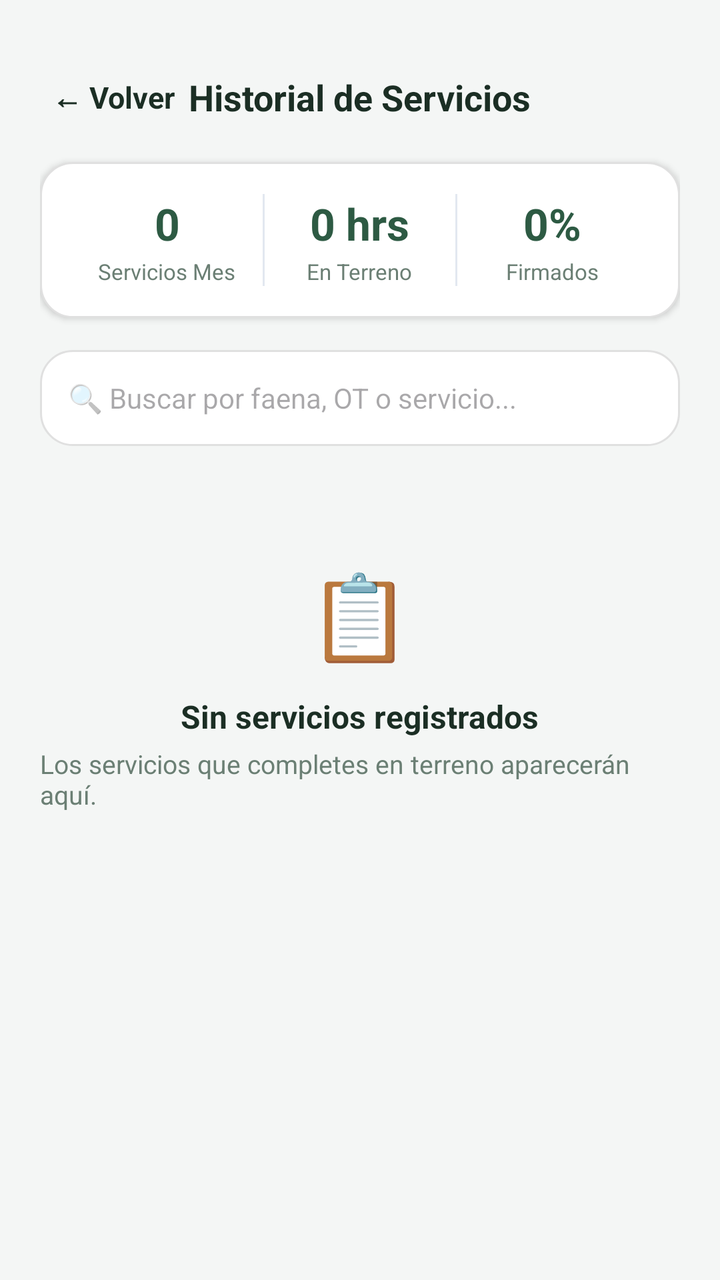
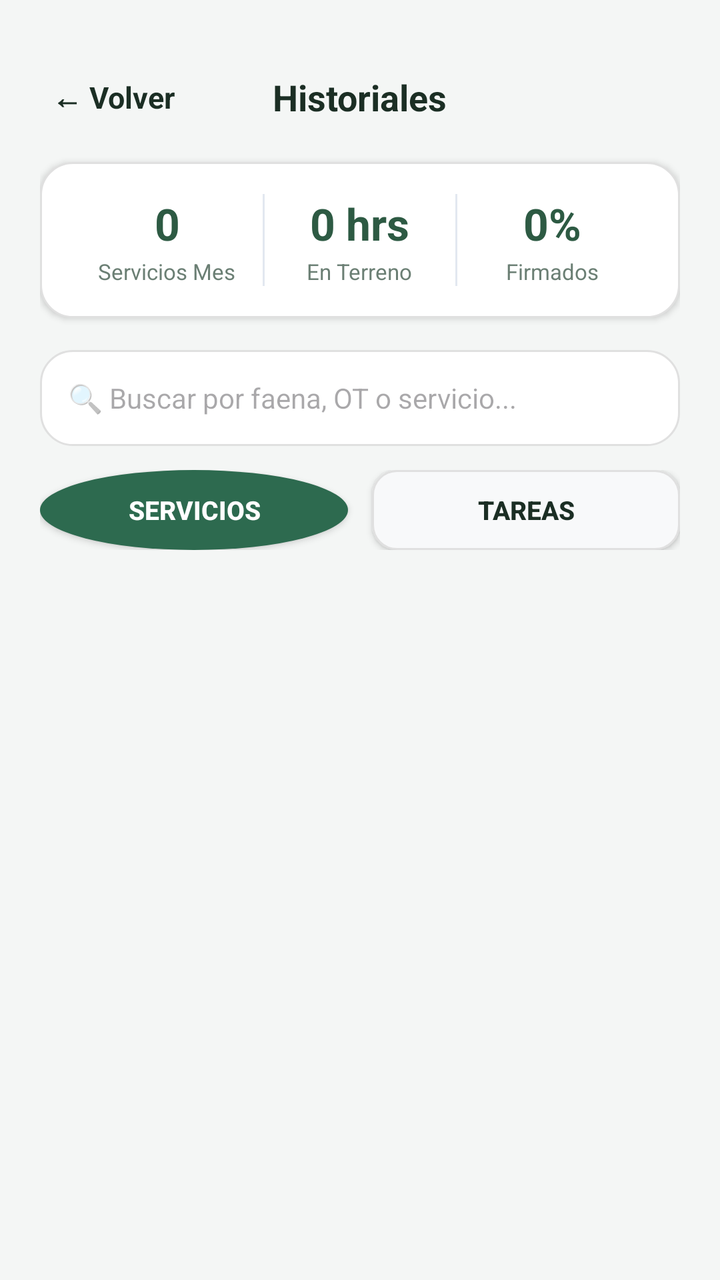

The first picture is an Android layout as it rendered before a commit; the second is the same layout after the commit. The layout source and the unified diff follow.
<!-- AndroidManifest.xml: application theme Theme.DesiertoTarapaca -->
<!-- res/layout/activity_historial.xml -->
<?xml version="1.0" encoding="utf-8"?>
<LinearLayout xmlns:android="http://schemas.android.com/apk/res/android"
    android:layout_width="match_parent"
    android:layout_height="match_parent"
    android:background="#F4F6F5"
    android:orientation="vertical"
    android:paddingHorizontal="20dp"
    android:paddingTop="32dp"
    android:paddingBottom="16dp">

    <RelativeLayout
        android:layout_width="match_parent"
        android:layout_height="wrap_content"
        android:layout_marginBottom="16dp">

        <TextView
            android:id="@+id/btnVolverHistorial"
            android:layout_width="wrap_content"
            android:layout_height="wrap_content"
            android:layout_alignParentStart="true"
            android:layout_centerVertical="true"
            android:padding="6dp"
            android:text="← Volver"
            android:textColor="@color/text_main"
            android:textSize="15sp"
            android:textStyle="bold" />

        <TextView
            android:layout_width="wrap_content"
            android:layout_height="wrap_content"
            android:layout_centerInParent="true"
            android:text="Historial de Servicios"
            android:textColor="@color/text_main"
            android:textSize="18sp"
            android:textStyle="bold" />
    </RelativeLayout>

    <LinearLayout
        android:layout_width="match_parent"
        android:layout_height="wrap_content"
        android:layout_marginBottom="16dp"
        android:background="@drawable/bg_white_card"
        android:elevation="2dp"
        android:orientation="horizontal"
        android:padding="16dp">

        <LinearLayout
            android:layout_width="0dp"
            android:layout_height="wrap_content"
            android:layout_weight="1"
            android:gravity="center"
            android:orientation="vertical">

            <TextView
                android:id="@+id/tvTotalServiciosMes"
                android:layout_width="wrap_content"
                android:layout_height="wrap_content"
                android:text="0"
                android:textColor="#2D5A43"
                android:textSize="22sp"
                android:textStyle="bold" />

            <TextView
                android:layout_width="wrap_content"
                android:layout_height="wrap_content"
                android:layout_marginTop="2dp"
                android:text="Servicios Mes"
                android:textColor="@color/text_muted"
                android:textSize="11sp" />
        </LinearLayout>

        <View
            android:layout_width="1dp"
            android:layout_height="match_parent"
            android:background="#E2E8F0" />

        <LinearLayout
            android:layout_width="0dp"
            android:layout_height="wrap_content"
            android:layout_weight="1"
            android:gravity="center"
            android:orientation="vertical">

            <TextView
                android:id="@+id/tvHorasTerreno"
                android:layout_width="wrap_content"
                android:layout_height="wrap_content"
                android:text="0 hrs"
                android:textColor="#2D5A43"
                android:textSize="22sp"
                android:textStyle="bold" />

            <TextView
                android:layout_width="wrap_content"
                android:layout_height="wrap_content"
                android:layout_marginTop="2dp"
                android:text="En Terreno"
                android:textColor="@color/text_muted"
                android:textSize="11sp" />
        </LinearLayout>

        <View
            android:layout_width="1dp"
            android:layout_height="match_parent"
            android:background="#E2E8F0" />

        <LinearLayout
            android:layout_width="0dp"
            android:layout_height="wrap_content"
            android:layout_weight="1"
            android:gravity="center"
            android:orientation="vertical">

            <TextView
                android:id="@+id/tvPorcentajeFirmados"
                android:layout_width="wrap_content"
                android:layout_height="wrap_content"
                android:text="0%"
                android:textColor="#2D5A43"
                android:textSize="22sp"
                android:textStyle="bold" />

            <TextView
                android:layout_width="wrap_content"
                android:layout_height="wrap_content"
                android:layout_marginTop="2dp"
                android:text="Firmados"
                android:textColor="@color/text_muted"
                android:textSize="11sp" />
        </LinearLayout>
    </LinearLayout>

    <EditText
        android:id="@+id/etBuscadorHistorial"
        android:layout_width="match_parent"
        android:layout_height="48dp"
        android:layout_marginBottom="16dp"
        android:background="@drawable/bg_white_card"
        android:hint="🔍 Buscar por faena, OT o servicio..."
        android:inputType="text"
        android:paddingHorizontal="14dp"
        android:textColor="@color/text_main"
        android:textSize="14sp" />

    <LinearLayout
        android:id="@+id/layoutEstadoVacio"
        android:layout_width="match_parent"
        android:layout_height="wrap_content"
        android:layout_marginTop="40dp"
        android:gravity="center"
        android:orientation="vertical"
        android:visibility="visible">

        <TextView
            android:layout_width="wrap_content"
            android:layout_height="wrap_content"
            android:text="📋"
            android:textSize="42sp" />

        <TextView
            android:layout_width="wrap_content"
            android:layout_height="wrap_content"
            android:layout_marginTop="12dp"
            android:text="Sin servicios registrados"
            android:textColor="@color/text_main"
            android:textSize="16sp"
            android:textStyle="bold" />

        <TextView
            android:layout_width="wrap_content"
            android:layout_height="wrap_content"
            android:layout_marginTop="4dp"
            android:text="Los servicios que completes en terreno aparecerán aquí."
            android:textColor="@color/text_muted"
            android:textSize="13sp" />
    </LinearLayout>


    <ScrollView
        android:layout_width="match_parent"
        android:layout_height="match_parent"
        android:fillViewport="true">

        <LinearLayout
            android:id="@+id/contenedorHistorial"
            android:layout_width="match_parent"
            android:layout_height="wrap_content"
            android:orientation="vertical" />
    </ScrollView>

</LinearLayout>
<!-- resources referenced by this layout -->
<resources>
  <color name="text_main">#1B2E24</color>
  <color name="text_muted">#6B7F74</color>
  <!-- drawable bg_white_card (drawable) -->
  <?xml version="1.0" encoding="utf-8"?>
  <shape xmlns:android="http://schemas.android.com/apk/res/android"
      android:shape="rectangle">
      <solid android:color="@color/card_white" />
      <stroke android:width="1dp" android:color="@color/border_light" />
      <corners android:radius="16dp" />
  </shape>
  <style name="Theme.DesiertoTarapaca" parent="Base.Theme.DesiertoTarapaca" />
  <color name="card_white">#FFFFFF</color>
  <color name="border_light">#E0E0E0</color>
  <style name="Base.Theme.DesiertoTarapaca" parent="Theme.Material3.DayNight.NoActionBar">
          
          
      </style>
</resources>

<!-- the commit's change to res/layout/activity_historial.xml (unified diff, before → after) -->
@@ -29,7 +29,7 @@
             android:layout_width="wrap_content"
             android:layout_height="wrap_content"
             android:layout_centerInParent="true"
-            android:text="Historial de Servicios"
+            android:text="Historiales"
             android:textColor="@color/text_main"
             android:textSize="18sp"
             android:textStyle="bold" />
@@ -134,7 +134,7 @@
         android:id="@+id/etBuscadorHistorial"
         android:layout_width="match_parent"
         android:layout_height="48dp"
-        android:layout_marginBottom="16dp"
+        android:layout_marginBottom="12dp"
         android:background="@drawable/bg_white_card"
         android:hint="🔍 Buscar por faena, OT o servicio..."
         android:inputType="text"
@@ -143,13 +143,44 @@
         android:textSize="14sp" />
 
     <LinearLayout
+        android:layout_width="match_parent"
+        android:layout_height="wrap_content"
+        android:layout_marginBottom="16dp"
+        android:orientation="horizontal">
+
+        <androidx.appcompat.widget.AppCompatButton
+            android:id="@+id/btnTabServicios"
+            android:layout_width="0dp"
+            android:layout_height="40dp"
+            android:layout_marginEnd="6dp"
+            android:layout_weight="1"
+            android:background="@drawable/bg_selected_day_circle"
+            android:text="Servicios"
+            android:textColor="@android:color/white"
+            android:textSize="13sp"
+            android:textStyle="bold" />
+
+        <androidx.appcompat.widget.AppCompatButton
+            android:id="@+id/btnTabTareas"
+            android:layout_width="0dp"
+            android:layout_height="40dp"
+            android:layout_marginStart="6dp"
+            android:layout_weight="1"
+            android:background="@drawable/bg_input_field"
+            android:text="Tareas"
+            android:textColor="@color/text_main"
+            android:textSize="13sp"
+            android:textStyle="bold" />
+    </LinearLayout>
+
+    <LinearLayout
         android:id="@+id/layoutEstadoVacio"
         android:layout_width="match_parent"
         android:layout_height="wrap_content"
         android:layout_marginTop="40dp"
         android:gravity="center"
         android:orientation="vertical"
-        android:visibility="visible">
+        android:visibility="gone">
 
         <TextView
             android:layout_width="wrap_content"
@@ -158,6 +189,7 @@
             android:textSize="42sp" />
 
         <TextView
+            android:id="@+id/tvTituloVacio"
             android:layout_width="wrap_content"
             android:layout_height="wrap_content"
             android:layout_marginTop="12dp"
@@ -167,15 +199,15 @@
             android:textStyle="bold" />
 
         <TextView
+            android:id="@+id/tvMensajeVacio"
             android:layout_width="wrap_content"
             android:layout_height="wrap_content"
             android:layout_marginTop="4dp"
-            android:text="Los servicios que completes en terreno aparecerán aquí."
+            android:text="Los registros completados aparecerán aquí."
             android:textColor="@color/text_muted"
             android:textSize="13sp" />
     </LinearLayout>
 
-
     <ScrollView
         android:layout_width="match_parent"
         android:layout_height="match_parent"
<!-- resource entries referenced after the edit -->
@@ -2,6 +2,22 @@
 <resources>
   <color name="text_main">#1B2E24</color>
   <color name="text_muted">#6B7F74</color>
+  <!-- drawable bg_input_field (drawable) -->
+  <?xml version="1.0" encoding="utf-8"?>
+  <shape xmlns:android="http://schemas.android.com/apk/res/android"
+      android:shape="rectangle">
+      <solid android:color="#F8F9FA" />
+      <stroke
+          android:width="1dp"
+          android:color="#E0E0E0" />
+      <corners android:radius="12dp" />
+  </shape>
+  <!-- drawable bg_selected_day_circle (drawable) -->
+  <?xml version="1.0" encoding="utf-8"?>
+  <shape xmlns:android="http://schemas.android.com/apk/res/android"
+      android:shape="oval">
+      <solid android:color="#2D6A4F" />
+  </shape>
   <!-- drawable bg_white_card (drawable) -->
   <?xml version="1.0" encoding="utf-8"?>
   <shape xmlns:android="http://schemas.android.com/apk/res/android"
